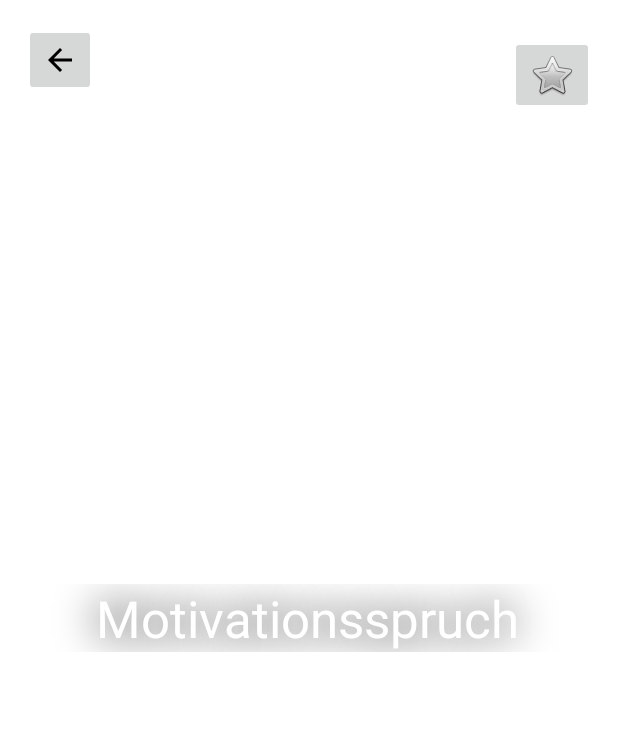
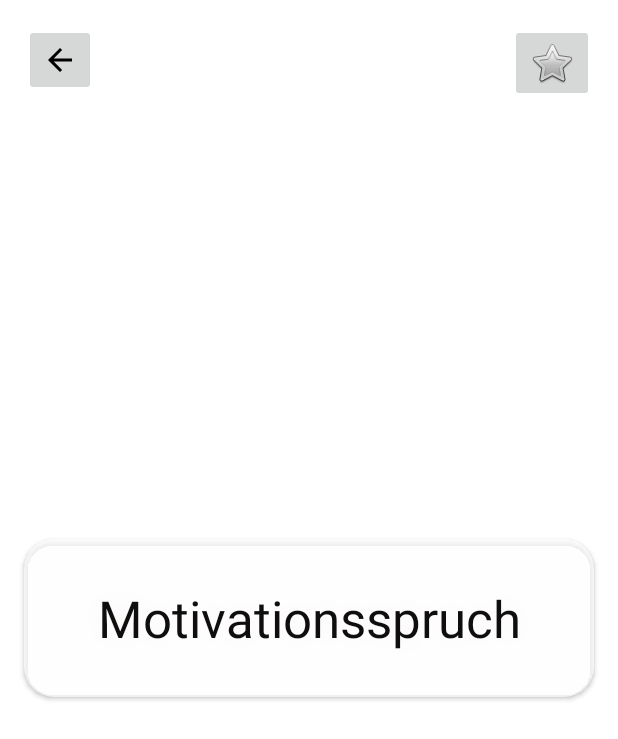
Before and after one commit to MarcelL1989/My_Motivation, an Android app: the screen it shows after launch (MainActivity), after a tap on an icon or button, on a phone screen of 412 x 824 dp. Shown: the top 739 px of the screen. Run offline under Robolectric (Android 15) with nearby library versions, the phone set to English and light mode, and no system bars; our stand-ins replace Picasso, Room's generated code, data binding; pictures from the network do not load; 1 statement that could not run was skipped.

Commit message:
Schrift im Detailfragment besser besser lesbar im Kontrast gemacht, durch hinzufügen von viewCards. Favoritenbutton nun mit databinding aktiviert

```diff
--- a/app/src/main/res/layout/fragment_detail.xml
+++ b/app/src/main/res/layout/fragment_detail.xml
@@ -34,30 +34,51 @@
             app:srcCompat="@drawable/ic_baseline_arrow_back_24"
             tools:ignore="SpeakableTextPresentCheck" />
 
+        <androidx.cardview.widget.CardView
+            android:layout_width="match_parent"
+            android:layout_height="wrap_content"
+            android:layout_marginStart="16dp"
+            android:layout_marginEnd="16dp"
+            app:cardBackgroundColor="#AEFEFEFE"
+            app:cardCornerRadius="20dp"
+            app:layout_constraintBottom_toBottomOf="@+id/motivational_picture"
+            app:layout_constraintEnd_toEndOf="parent"
+            app:layout_constraintStart_toStartOf="parent"
+            app:layout_constraintTop_toTopOf="parent">
+
+            <androidx.constraintlayout.widget.ConstraintLayout
+                android:layout_width="match_parent"
+                android:layout_height="match_parent">
+
                 <TextView
                     android:id="@+id/Motivationsspruch"
-            android:layout_width="344dp"
-            android:layout_height="wrap_content"
-            android:shadowColor="#0B0A0A"
-            android:shadowDx="-1"
-            android:shadowRadius="35"
+                    android:layout_width="match_parent"
+                    android:layout_height="match_parent"
+                    android:layout_marginStart="30dp"
+                    android:layout_marginTop="30dp"
+                    android:layout_marginEnd="30dp"
+                    android:layout_marginBottom="30dp"
+                    android:shadowColor="#FAF3F3"
+                    android:shadowRadius="20"
                     android:text="Motivationsspruch"
                     android:textAlignment="center"
                     android:textAllCaps="false"
-            android:textColor="@color/white"
+                    android:textColor="#0E0E0E"
                     android:textSize="34sp"
                     app:layout_constraintBottom_toBottomOf="parent"
-            app:layout_constraintEnd_toEndOf="@+id/motivational_picture"
-            app:layout_constraintHorizontal_bias="0.483"
-            app:layout_constraintStart_toStartOf="@+id/motivational_picture"
+                    app:layout_constraintEnd_toEndOf="parent"
+                    app:layout_constraintStart_toStartOf="parent"
                     app:layout_constraintTop_toTopOf="parent"
-            tools:shadowDy="-1" />
+                    tools:shadowDy="0" />
+            </androidx.constraintlayout.widget.ConstraintLayout>
+
+        </androidx.cardview.widget.CardView>
 
         <ImageButton
             android:id="@+id/fav_btn"
             android:layout_width="wrap_content"
             android:layout_height="wrap_content"
-            android:layout_marginTop="24dp"
+            android:layout_marginTop="16dp"
             android:layout_marginEnd="16dp"
             app:layout_constraintEnd_toEndOf="parent"
             app:layout_constraintTop_toTopOf="parent"
```
Also changed, not shown: app/src/main/java/com/example/my_motivation/ui/FavoriteFragment.kt (added, +33 -0 lines), app/src/main/res/layout/fragment_favoriten.xml (+14 -6 lines), app/src/main/res/layout/fragment_home.xml (+14 -0 lines). Lines whose indentation alone changed are shown as unchanged.
